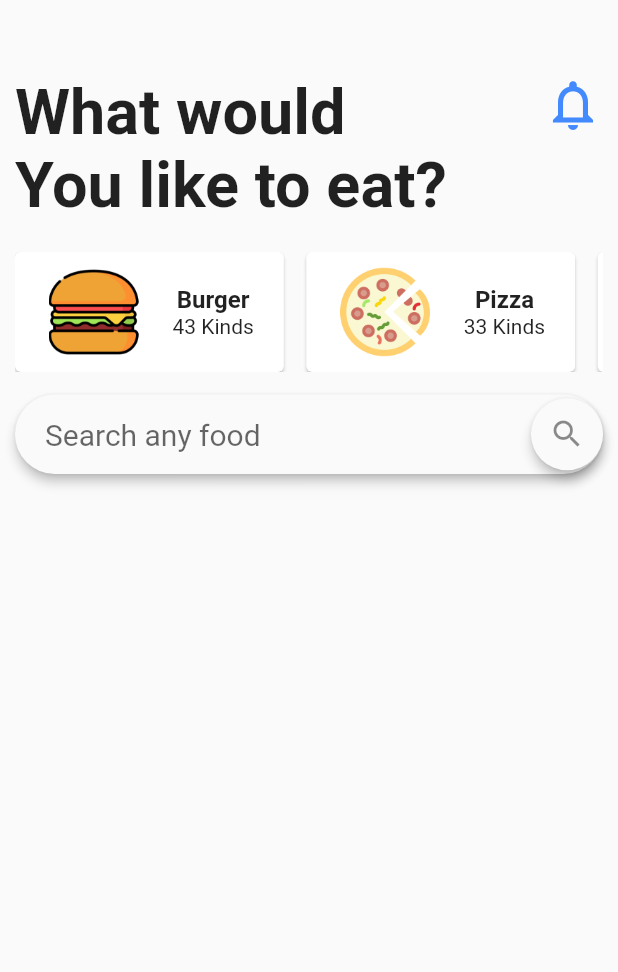
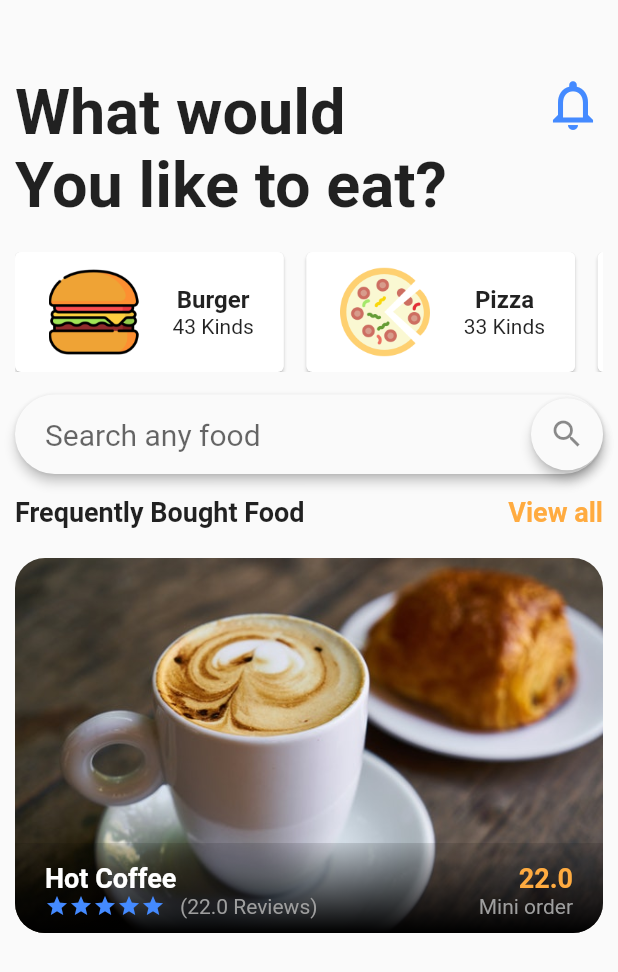
Before and after one commit to ndenisj/food-delivery, a Flutter app: the screen it shows after launch, on a phone screen of 412 x 824 dp. Shown: the top 972 px of the screen. Run offline on Flutter 3.47's test engine with Material 2 defaults, Android fonts, the phone set to English and light mode, and no system bars.

Commit message:
Complete food card design

```diff
--- a/lib/src/homescreen.dart
+++ b/lib/src/homescreen.dart
@@ -3,6 +3,7 @@ import 'package:flutter/material.dart';
 import 'widgets/home_top_info.dart';
 import 'widgets/food_category.dart';
 import 'widgets/search_field.dart';
+import 'widgets/bought_foods.dart';
 
 class HomeScreen extends StatefulWidget {
   @override
@@ -22,6 +23,35 @@ class _HomeScreenState extends State<HomeScreen> {
             height: 15,
           ),
           SearchField(),
+          SizedBox(
+            height: 15,
+          ),
+          Row(
+            mainAxisAlignment: MainAxisAlignment.spaceBetween,
+            children: <Widget>[
+              Text(
+                "Frequently Bought Food",
+                style: TextStyle(fontSize: 18, fontWeight: FontWeight.bold),
+              ),
+              GestureDetector(
+                onTap: () {},
+                child: Text(
+                  "View all",
+                  style: TextStyle(
+                    fontSize: 18,
+                    fontWeight: FontWeight.bold,
+                    color: Colors.orangeAccent,
+                  ),
+                ),
+              ),
+            ],
+          ),
+          SizedBox(
+            height: 20,
+          ),
+          Container(
+            child: BoughtFoods(),
+          ),
         ],
       ),
     );
--- /dev/null
+++ b/lib/src/widgets/bought_foods.dart
@@ -0,0 +1,130 @@
+import 'package:flutter/material.dart';
+
+class BoughtFoods extends StatefulWidget {
+  @override
+  _BoughtFoodsState createState() => _BoughtFoodsState();
+}
+
+class _BoughtFoodsState extends State<BoughtFoods> {
+  @override
+  Widget build(BuildContext context) {
+    return Stack(
+      children: <Widget>[
+        Container(
+          height: 250,
+          width: double.infinity,
+          decoration: BoxDecoration(
+            borderRadius: BorderRadius.circular(20),
+            image: DecorationImage(
+              image: AssetImage('assets/images/breakfast.jpeg'),
+              fit: BoxFit.cover,
+            ),
+          ),
+        ),
+        Positioned(
+          bottom: 0,
+          left: 0,
+          right: 0,
+          child: Container(
+            height: 60,
+            width: double.infinity,
+            decoration: BoxDecoration(
+              borderRadius: BorderRadius.only(
+                bottomLeft: Radius.circular(20),
+                bottomRight: Radius.circular(20),
+              ),
+              gradient: LinearGradient(
+                colors: [
+                  Colors.black,
+                  Colors.black12,
+                ],
+                begin: Alignment.bottomCenter,
+                end: Alignment.topCenter,
+              ),
+            ),
+          ),
+        ),
+        Positioned(
+          bottom: 10,
+          left: 20,
+          right: 20,
+          child: Row(
+            mainAxisAlignment: MainAxisAlignment.spaceBetween,
+            children: <Widget>[
+              Column(
+                crossAxisAlignment: CrossAxisAlignment.start,
+                children: <Widget>[
+                  Text(
+                    "Hot Coffee",
+                    style: TextStyle(
+                      color: Colors.white,
+                      fontSize: 18,
+                      fontWeight: FontWeight.bold,
+                    ),
+                  ),
+                  Row(
+                    children: <Widget>[
+                      Icon(
+                        Icons.star,
+                        color: Theme.of(context).primaryColor,
+                        size: 16,
+                      ),
+                      Icon(
+                        Icons.star,
+                        color: Theme.of(context).primaryColor,
+                        size: 16,
+                      ),
+                      Icon(
+                        Icons.star,
+                        color: Theme.of(context).primaryColor,
+                        size: 16,
+                      ),
+                      Icon(
+                        Icons.star,
+                        color: Theme.of(context).primaryColor,
+                        size: 16,
+                      ),
+                      Icon(
+                        Icons.star,
+                        color: Theme.of(context).primaryColor,
+                        size: 16,
+                      ),
+                      SizedBox(
+                        width: 10,
+                      ),
+                      Text(
+                        "(22.0 Reviews)",
+                        style: TextStyle(
+                          color: Colors.grey,
+                        ),
+                      ),
+                    ],
+                  ),
+                ],
+              ),
+              Column(
+                crossAxisAlignment: CrossAxisAlignment.end,
+                children: <Widget>[
+                  Text(
+                    "22.0",
+                    style: TextStyle(
+                      fontWeight: FontWeight.bold,
+                      color: Colors.orangeAccent,
+                      fontSize: 18,
+                    ),
+                  ),
+                  Text(
+                    "Mini order",
+                    style: TextStyle(
+                      color: Colors.grey,
+                    ),
+                  ),
+                ],
+              ),
+            ],
+          ),
+        ),
+      ],
+    );
+  }
+}
```
